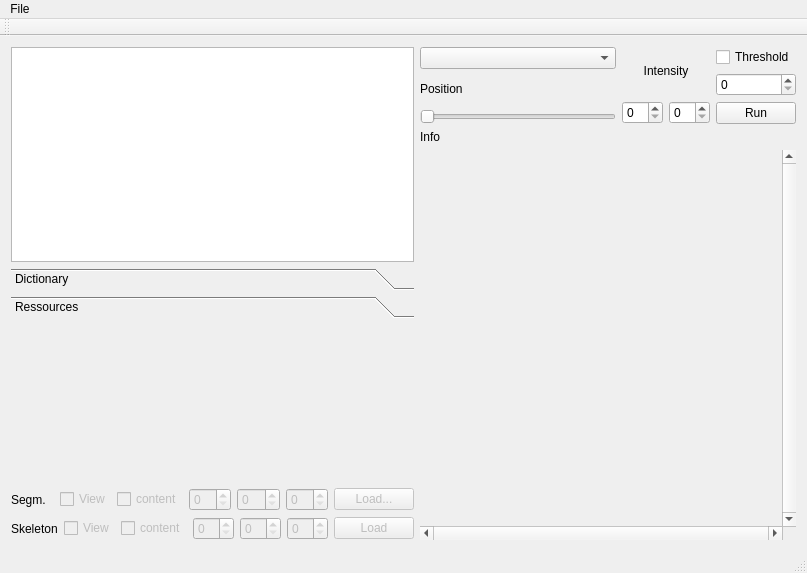
The window that mainwindow.ui (hlocteau/anthill) describes before a commit, drawn with Qt 5.
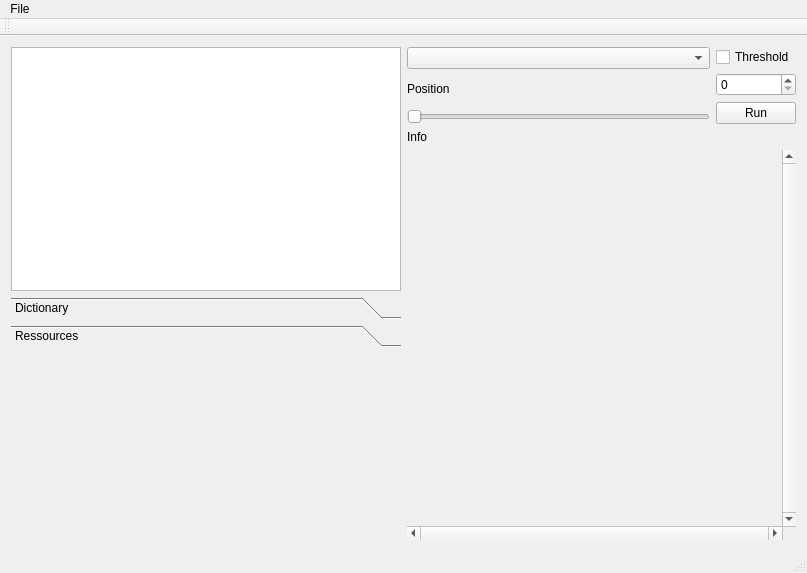
The same window after the commit.

Commit message: remove spinboxes devoted to intensity and widgets related to external ressources

```diff
--- a/mainwindow.ui
+++ b/mainwindow.ui
@@ -74,8 +74,8 @@
           <rect>
            <x>0</x>
            <y>0</y>
-           <width>447</width>
-           <height>143</height>
+           <width>389</width>
+           <height>178</height>
           </rect>
          </property>
          <attribute name="label">
@@ -84,139 +84,6 @@
         </widget>
        </widget>
       </item>
-      <item>
-       <layout class="QHBoxLayout" name="horizontalLayout_4">
-        <item>
-         <widget class="QLabel" name="segmLabel">
-          <property name="text">
-           <string>Segm.</string>
-          </property>
-         </widget>
-        </item>
-        <item>
-         <widget class="QCheckBox" name="segmCheckBox">
-          <property name="enabled">
-           <bool>false</bool>
-          </property>
-          <property name="text">
-           <string>View</string>
-          </property>
-          <property name="checkable">
-           <bool>true</bool>
-          </property>
-          <property name="checked">
-           <bool>false</bool>
-          </property>
-         </widget>
-        </item>
-        <item>
-         <widget class="QCheckBox" name="contentCheckBox">
-          <property name="enabled">
-           <bool>false</bool>
-          </property>
-          <property name="text">
-           <string>content</string>
-          </property>
-          <property name="tristate">
-           <bool>false</bool>
-          </property>
-         </widget>
-        </item>
-        <item>
-         <widget class="QSpinBox" name="x_shift">
-          <property name="enabled">
-           <bool>false</bool>
-          </property>
-         </widget>
-        </item>
-        <item>
-         <widget class="QSpinBox" name="y_shift">
-          <property name="enabled">
-           <bool>false</bool>
-          </property>
-         </widget>
-        </item>
-        <item>
-         <widget class="QSpinBox" name="z_shift">
-          <property name="enabled">
-           <bool>false</bool>
-          </property>
-         </widget>
-        </item>
-        <item>
-         <widget class="QPushButton" name="segmLoadButton">
-          <property name="enabled">
-           <bool>false</bool>
-          </property>
-          <property name="text">
-           <string>Load...</string>
-          </property>
-         </widget>
-        </item>
-       </layout>
-      </item>
-      <item>
-       <layout class="QHBoxLayout" name="horizontalLayout_6">
-        <item>
-         <widget class="QLabel" name="label_2">
-          <property name="text">
-           <string>Skeleton</string>
-          </property>
-         </widget>
-        </item>
-        <item>
-         <widget class="QCheckBox" name="skelCheckBox">
-          <property name="enabled">
-           <bool>false</bool>
-          </property>
-          <property name="text">
-           <string>View</string>
-          </property>
-         </widget>
-        </item>
-        <item>
-         <widget class="QCheckBox" name="contentSkelCheckBox">
-          <property name="enabled">
-           <bool>false</bool>
-          </property>
-          <property name="text">
-           <string>content</string>
-          </property>
-         </widget>
-        </item>
-        <item>
-         <widget class="QSpinBox" name="x_shift_skel">
-          <property name="enabled">
-           <bool>false</bool>
-          </property>
-         </widget>
-        </item>
-        <item>
-         <widget class="QSpinBox" name="y_shift_skel">
-          <property name="enabled">
-           <bool>false</bool>
-          </property>
-         </widget>
-        </item>
-        <item>
-         <widget class="QSpinBox" name="z_shift_skel">
-          <property name="enabled">
-           <bool>false</bool>
-          </property>
-         </widget>
-        </item>
-        <item>
-         <widget class="QPushButton" name="skelLoadButton">
-          <property name="enabled">
-           <bool>false</bool>
-          </property>
-          <property name="text">
-           <string>Load</string>
-          </property>
-         </widget>
-        </item>
-       </layout>
-      </item>
      </layout>
     </item>
     <item>
@@ -258,33 +125,6 @@
             </item>
            </layout>
           </item>
-          <item>
-           <layout class="QVBoxLayout" name="verticalLayout_3">
-            <item>
-             <widget class="QLabel" name="label">
-              <property name="text">
-               <string>Intensity</string>
-              </property>
-              <property name="alignment">
-               <set>Qt::AlignCenter</set>
-              </property>
-              <property name="buddy">
-               <cstring>scrollArea</cstring>
-              </property>
-             </widget>
-            </item>
-            <item>
-             <layout class="QHBoxLayout" name="horizontalLayout_2">
-              <item>
-               <widget class="QSpinBox" name="spinMinIntensity"/>
-              </item>
-              <item>
-               <widget class="QSpinBox" name="spinMaxIntensity"/>
-              </item>
-             </layout>
-            </item>
-           </layout>
-          </item>
           <item>
            <layout class="QVBoxLayout" name="verticalLayout_7">
             <item>
@@ -353,7 +193,7 @@
             <rect>
              <x>0</x>
              <y>0</y>
-             <width>315</width>
+             <width>373</width>
              <height>351</height>
             </rect>
            </property>
```
